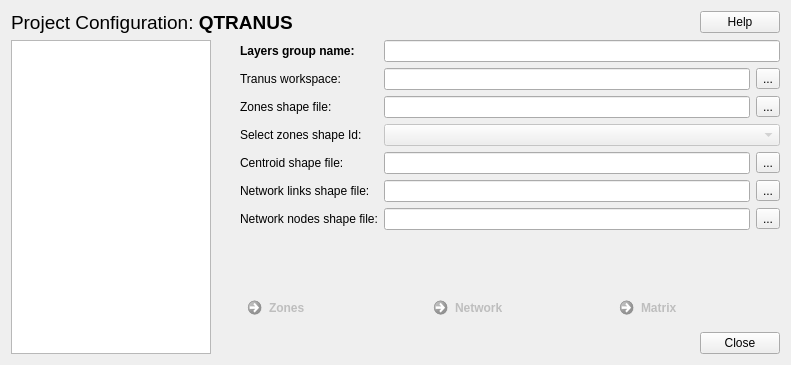
The window that qtranus_dialog_base.ui (TomasdelaBarra/QTRANUS) describes before a commit, drawn with Qt 5.
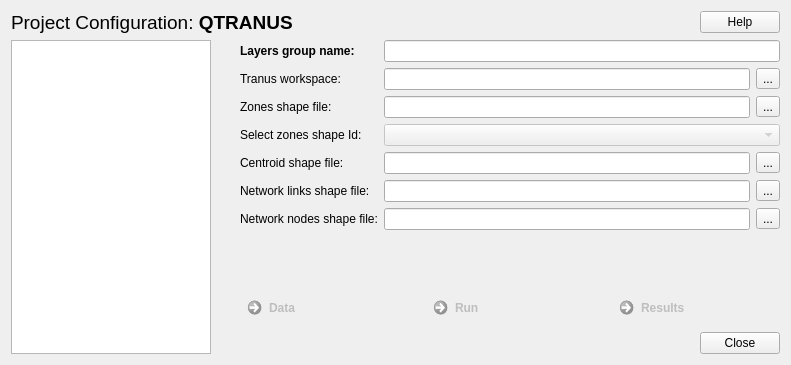
The same window after the commit. Icons and pictures are not drawn.

The edit to the form file:
```diff
--- a/qtranus_dialog_base.ui
+++ b/qtranus_dialog_base.ui
@@ -243,7 +243,7 @@
             <bool>false</bool>
            </property>
            <property name="text">
-            <string>Zones</string>
+            <string>Data</string>
            </property>
           </widget>
          </item>
@@ -266,7 +266,7 @@
             <bool>false</bool>
            </property>
            <property name="text">
-            <string>Network</string>
+            <string>Run</string>
            </property>
           </widget>
          </item>
@@ -289,7 +289,7 @@
             <bool>false</bool>
            </property>
            <property name="text">
-            <string>Matrix</string>
+            <string>Results</string>
            </property>
           </widget>
          </item>
```
Left out of the diff: 16 changed lines with no effect on the pictures.
